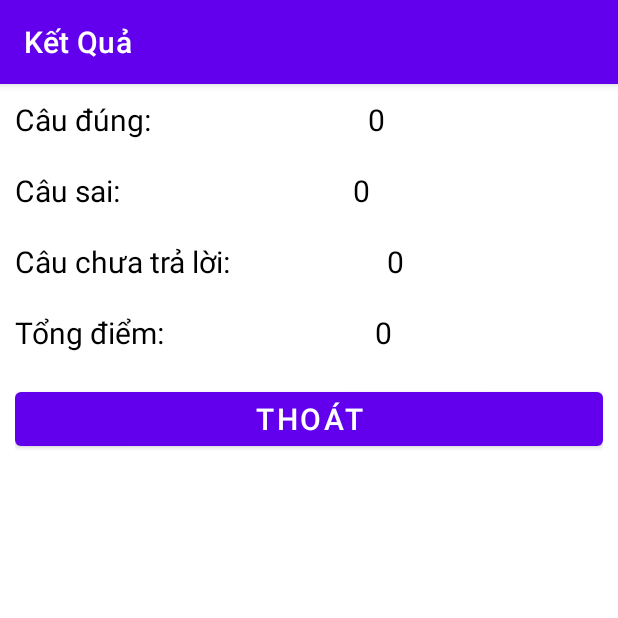
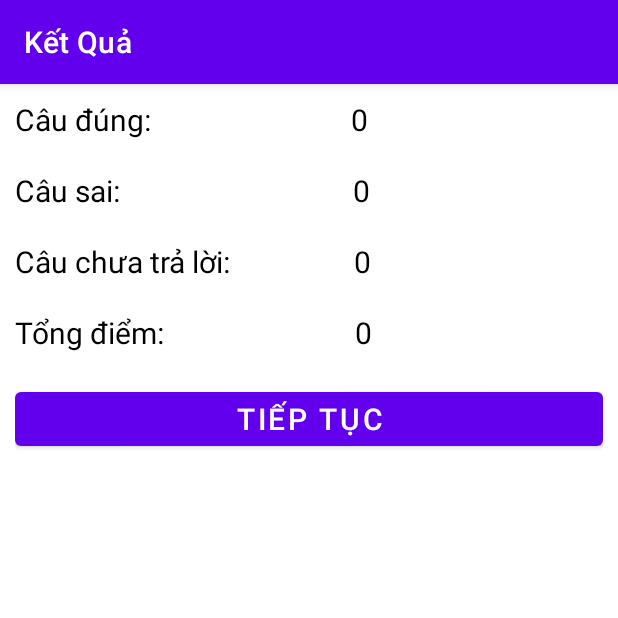
Before and after one commit to diepdao1708/MyApp, an Android app: the TestDoneActivity screen opened directly, with no data from a screen before it, on a phone screen of 412 x 824 dp, the top half of it. Run offline under Robolectric (Android 15) with nearby library versions, the light colour scheme and no system bars; 1 statement that could not run was skipped.

Commit message:
first commit

```diff
--- a/app/src/main/res/layout/activity_test_done.xml
+++ b/app/src/main/res/layout/activity_test_done.xml
@@ -16,12 +16,12 @@
         android:layout_height="wrap_content">
 
         <TextView
+            android:layout_width="67dp"
+            android:layout_height="wrap_content"
+            android:layout_weight="1"
             android:text="Câu đúng:"
-            android:textSize="20dp"
             android:textColor="@color/black"
-            android:layout_width="wrap_content"
-            android:layout_height="wrap_content"
-            android:layout_weight="1" />
+            android:textSize="20dp" />
 
         <TextView
             android:text=""
@@ -39,21 +39,21 @@
         android:layout_height="wrap_content">
 
         <TextView
-            android:text="Câu sai:"
-            android:textSize="20dp"
-            android:textColor="@color/black"
             android:layout_width="wrap_content"
             android:layout_height="wrap_content"
-            android:layout_weight="1" />
+            android:layout_weight="1"
+            android:text="Câu sai:"
+            android:textColor="@color/black"
+            android:textSize="20dp" />
 
         <TextView
-            android:text=""
-            android:textSize="20dp"
-            android:textColor="@color/black"
+            android:id="@+id/tvFalse"
             android:layout_width="wrap_content"
             android:layout_height="wrap_content"
-            android:id="@+id/tvFalse"
-            android:layout_weight="1" />
+            android:layout_weight="1"
+            android:text=""
+            android:textColor="@color/black"
+            android:textSize="20dp" />
     </LinearLayout>
     <LinearLayout
         android:orientation="horizontal"
@@ -62,12 +62,12 @@
         android:layout_height="wrap_content">
 
         <TextView
+            android:layout_width="104dp"
+            android:layout_height="wrap_content"
+            android:layout_weight="0.79"
             android:text="Câu chưa trả lời:"
-            android:textSize="20dp"
             android:textColor="@color/black"
-            android:layout_width="wrap_content"
-            android:layout_height="wrap_content"
-            android:layout_weight="0.79" />
+            android:textSize="20dp" />
 
         <TextView
             android:text=""
@@ -85,12 +85,12 @@
         android:layout_height="wrap_content">
 
         <TextView
+            android:layout_width="73dp"
+            android:layout_height="wrap_content"
+            android:layout_weight="1"
             android:text="Tổng điểm:"
-            android:textSize="20dp"
             android:textColor="@color/black"
-            android:layout_width="wrap_content"
-            android:layout_height="wrap_content"
-            android:layout_weight="1" />
+            android:textSize="20dp" />
 
         <TextView
             android:text=""
@@ -108,7 +108,7 @@
         android:layout_height="wrap_content">
 
         <Button
-            android:text="Thoát"
+            android:text="Tiếp Tục"
             android:textSize="20dp"
             android:textColor="@color/white"
             android:layout_width="wrap_content"
```
Also changed, not shown: app/src/main/java/com/example/myapplication/slide/ScreenSlideActivity.java (+12 -12 lines), app/src/main/java/com/example/myapplication/slide/TestDoneActivity.java (+1 -17 lines), app/src/main/res/layout/activity_screen_slide.xml (+12 -4 lines), app/src/main/res/layout/check_answer_dialog.xml (+3 -7 lines).
